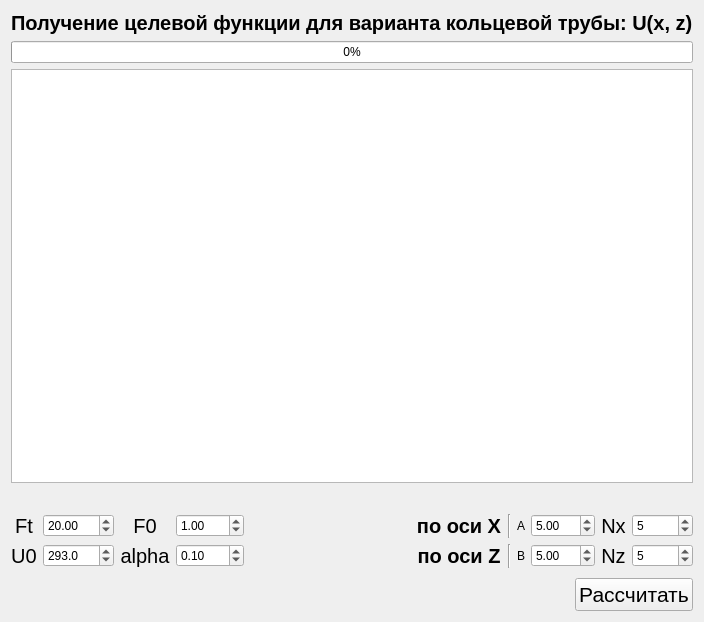
The window that mainwindow.ui (xammi/Gradov-Lab) describes before a commit, drawn with Qt 5.
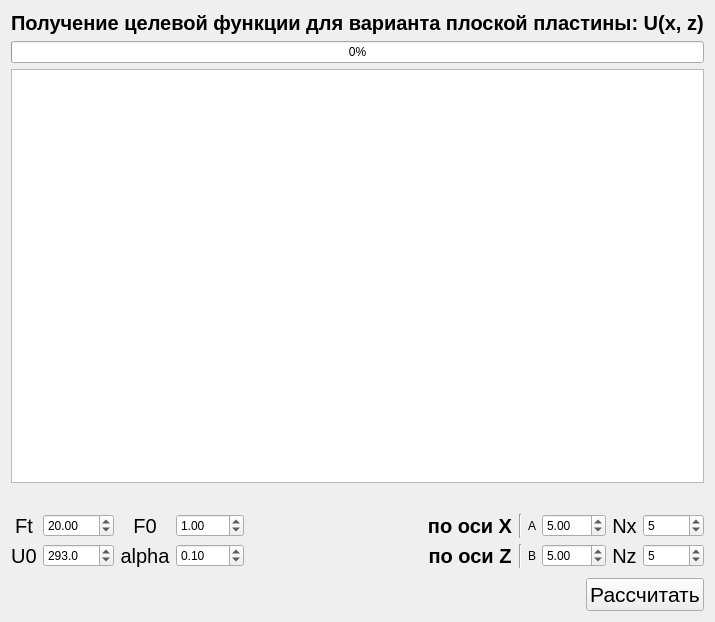
The same window after the commit.

Patch:
```diff
--- a/mainwindow.ui
+++ b/mainwindow.ui
@@ -25,7 +25,7 @@
        </font>
       </property>
       <property name="text">
-       <string>Получение целевой функции для варианта кольцевой трубы: U(x, z)</string>
+       <string>Получение целевой функции для варианта плоской пластины: U(x, z)</string>
       </property>
      </widget>
     </item>
```
